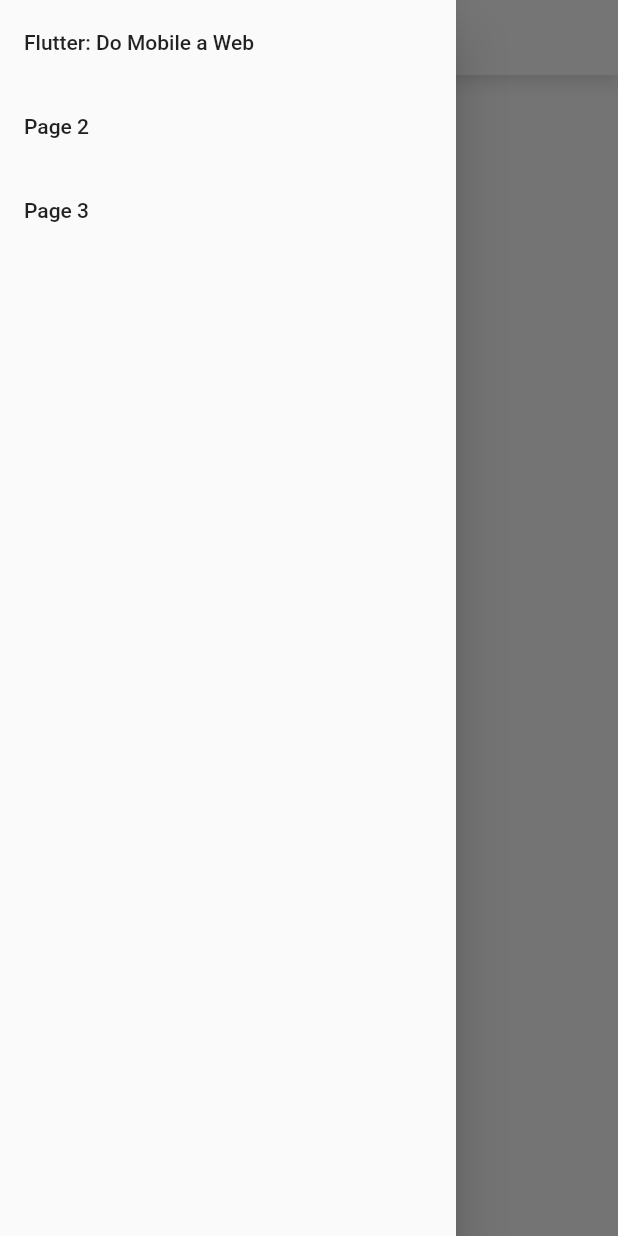
After one commit to ArtMasson/flutter_guide_whitelabel, a Flutter app: the GuideHomePage screen opened by its route, with the side drawer open, on a phone screen of 412 x 824 dp. The commit adds this screen. Run offline on Flutter 3.47's test engine with Material 2 defaults, Android fonts, the phone set to English and light mode, and no system bars; our stand-ins replace flutter_modular, url_strategy.

Commit message:
Added innitial Guide main page

```diff
--- /dev/null
+++ b/lib/app/app_controller.dart
@@ -0,0 +1 @@
+class AppController {}
--- a/lib/app/app_widget.dart
+++ b/lib/app/app_widget.dart
@@ -10,6 +10,8 @@
       title: 'Flutter Guide',
       theme: ThemeData(
         primarySwatch: Colors.blue,
+        backgroundColor: Colors.white,
+        scaffoldBackgroundColor: const Color.fromRGBO(253, 253, 253, 1),
       ),
       routeInformationParser: Modular.routeInformationParser,
       routerDelegate: Modular.routerDelegate,
--- /dev/null
+++ b/lib/app/modules/guide/presentation/pages/guide_home/guide_home_page.dart
@@ -0,0 +1,59 @@
+import 'package:flutter/material.dart';
+import 'package:flutter_modular/flutter_modular.dart';
+
+import 'widgets/guide_drawer.dart';
+import 'widgets/guide_sidebar_widget.dart';
+
+class GuideHomePage extends StatefulWidget {
+  const GuideHomePage({
+    Key? key,
+  }) : super(key: key);
+
+  @override
+  State<GuideHomePage> createState() => _GuideHomePageState();
+}
+
+class _GuideHomePageState extends State<GuideHomePage> {
+  int currentIndex = 0;
+
+  @override
+  void initState() {
+    super.initState();
+    Modular.to.navigate('page1');
+  }
+
+  @override
+  Widget build(BuildContext context) {
+    final theme = Theme.of(context);
+
+    return Scaffold(
+      drawer: MediaQuery.of(context).size.width < 768
+          ? const GuideDrawerWidget()
+          : null,
+      appBar: AppBar(
+        iconTheme: const IconThemeData(color: Colors.black),
+        shadowColor: Colors.white70,
+        toolbarHeight: 50,
+        backgroundColor: theme.colorScheme.background,
+        title: const Text(
+          'Flutter SDK',
+          style: TextStyle(
+            color: Colors.black,
+            fontSize: 16,
+          ),
+        ),
+      ),
+      body: Row(
+        children: [
+          if (MediaQuery.of(context).size.width > 768)
+            const GuideSidebarWidget(),
+          Container(
+            width: 1,
+            color: theme.scaffoldBackgroundColor,
+          ),
+          const Expanded(child: RouterOutlet()),
+        ],
+      ),
+    );
+  }
+}
--- /dev/null
+++ b/lib/app/modules/guide/presentation/pages/guide_home/widgets/guide_drawer.dart
@@ -0,0 +1,17 @@
+import 'package:flutter/material.dart';
+import 'package:flutter_modular/flutter_modular.dart';
+
+import 'guide_sidebar_widget.dart';
+
+class GuideDrawerWidget extends StatelessWidget {
+  const GuideDrawerWidget({Key? key}) : super(key: key);
+
+  @override
+  Widget build(BuildContext context) {
+    return Drawer(
+      child: GuideSidebarWidget(
+        onTap: () => Modular.to.pop(),
+      ),
+    );
+  }
+}
--- /dev/null
+++ b/lib/app/modules/guide/presentation/pages/guide_home/widgets/guide_sidebar_widget.dart
@@ -0,0 +1,50 @@
+import 'package:flutter/material.dart';
+import 'package:flutter_modular/flutter_modular.dart';
+
+class GuideSidebarWidget extends StatelessWidget {
+  final Function? onTap;
+
+  const GuideSidebarWidget({
+    this.onTap,
+    Key? key,
+  }) : super(key: key);
+
+  _closeDrawer() {
+    if (onTap != null) {
+      onTap!();
+    }
+  }
+
+  @override
+  Widget build(BuildContext context) {
+    return SizedBox(
+      width: 300,
+      child: Column(
+        children: [
+          ListTile(
+            title: const Text('Flutter: Do Mobile a Web'),
+            onTap: () {
+              _closeDrawer();
+
+              Modular.to.navigate('page1');
+            },
+          ),
+          ListTile(
+            title: const Text('Page 2'),
+            onTap: () {
+              _closeDrawer();
+              Modular.to.navigate('page2');
+            },
+          ),
+          ListTile(
+            title: const Text('Page 3'),
+            onTap: () {
+              _closeDrawer();
+              Modular.to.navigate('page3');
+            },
+          ),
+        ],
+      ),
+    );
+  }
+}
--- a/lib/app/modules/home/home_page.dart
+++ b/lib/app/modules/home/home_page.dart
@@ -10,7 +10,7 @@
       child: ElevatedButton(
         child: const Text('Guia'),
         onPressed: () {
-          Modular.to.navigate('/guide');
+          Modular.to.navigate('/guide/page1');
         },
       ),
     );
```
Also changed, not shown: lib/app/app_module.dart (+6 -1 lines), lib/app/modules/guide/guide_module.dart (+5 -5 lines), lib/app/modules/guide/guide_page.dart (deleted, +0 -58 lines).
